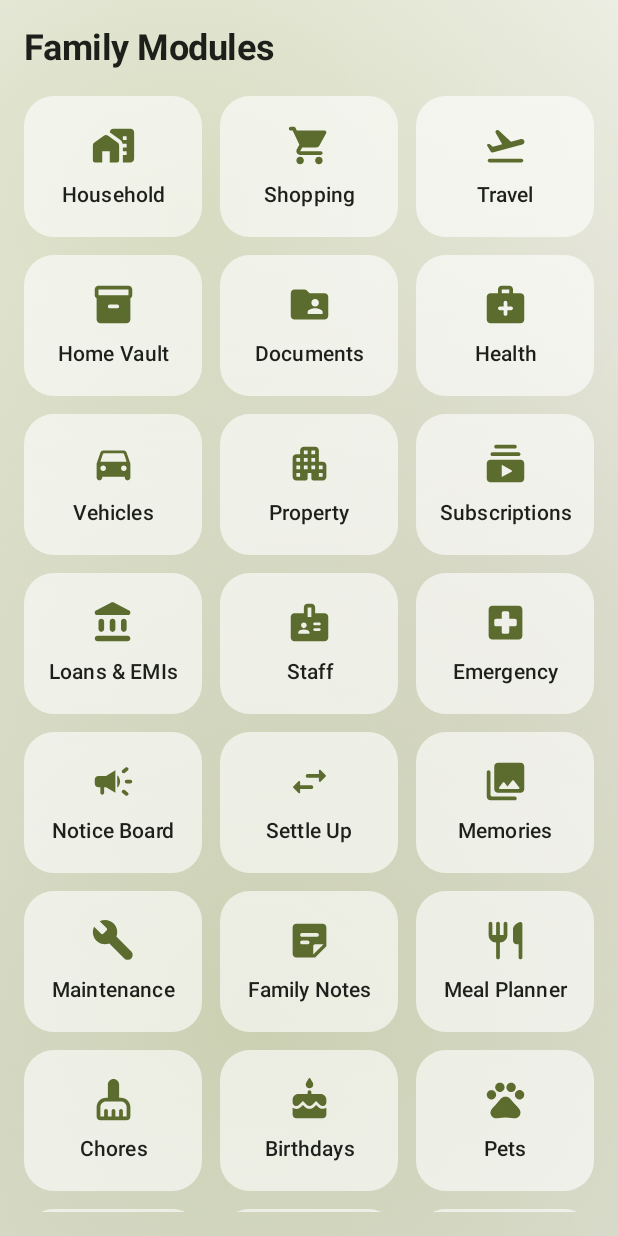
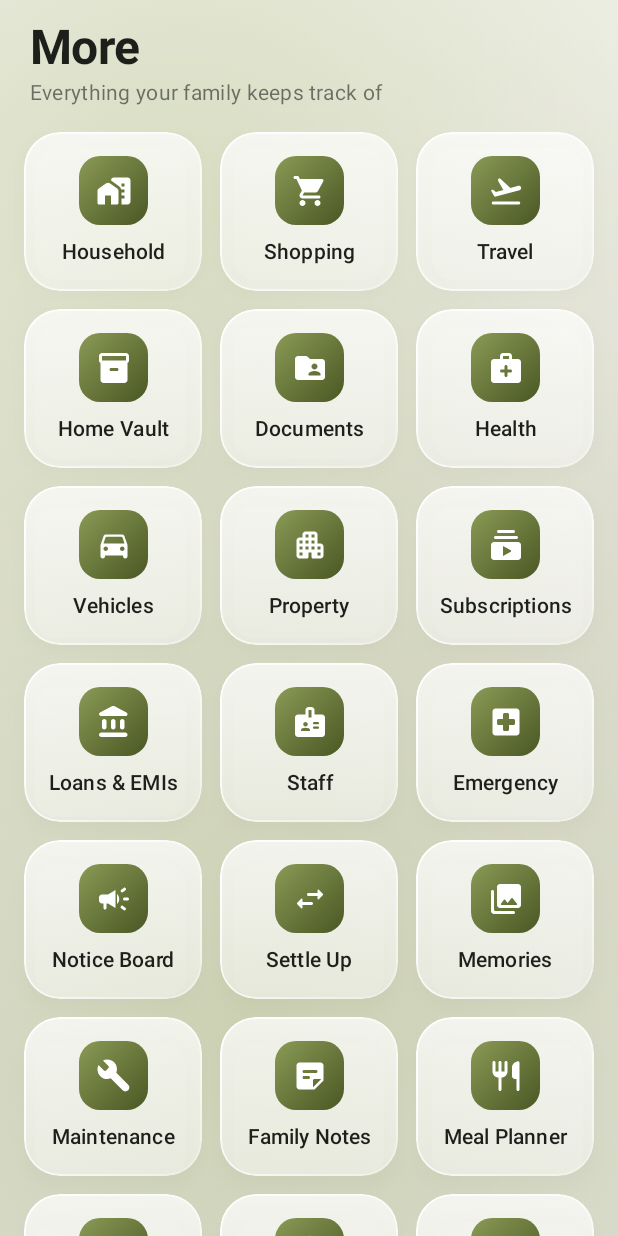
Before and after one commit to jeetsisotia/family-hub, an Android app built with Jetpack Compose: the composable MoreHubGrid shown on its own in the app's theme, after a tap on "Household", on a phone screen of 412 x 824 dp. Run offline under Robolectric (Android 15) with nearby library versions, the phone set to English and light mode, and no system bars; our stand-ins replace Firebase (no records; nobody signed in at launch, a user with empty details on screens opened directly).

Commit message:
Refactor MoreHubGrid layout and animations
Updated the MoreHubGrid composable to enhance UI elements and animations.

```diff
--- a/app/src/main/java/com/familyhub/app/ui/navigation/MainNavHost.kt
+++ b/app/src/main/java/com/familyhub/app/ui/navigation/MainNavHost.kt
@@ -3,12 +3,21 @@ package com.familyhub.app.ui.navigation
 import androidx.compose.foundation.layout.*
 import androidx.compose.foundation.lazy.grid.GridCells
 import androidx.compose.foundation.lazy.grid.LazyVerticalGrid
-import androidx.compose.foundation.lazy.grid.items
+import androidx.compose.foundation.lazy.grid.itemsIndexed
+import androidx.compose.animation.core.animateFloatAsState
+import androidx.compose.animation.core.spring
+import androidx.compose.foundation.background
+import androidx.compose.ui.draw.clip
+import androidx.compose.ui.graphics.Brush
+import androidx.compose.ui.graphics.Color
+import androidx.compose.ui.graphics.graphicsLayer
+import com.familyhub.app.core.theme.GlassCard
+import kotlinx.coroutines.delay
 import androidx.compose.foundation.shape.RoundedCornerShape
 import androidx.compose.material.icons.Icons
 import androidx.compose.material.icons.rounded.*
 import androidx.compose.material3.*
-import androidx.compose.runtime.Composable
+import androidx.compose.runtime.*
 import androidx.compose.ui.Alignment
 import androidx.compose.ui.Modifier
 import androidx.compose.ui.graphics.vector.ImageVector
@@ -39,34 +48,63 @@ val MoreDestinations: List<SecondaryDestination> =
 
 @Composable
 fun MoreHubGrid(onNavigate: (String) -> Unit) {
-    Column(modifier = Modifier.fillMaxSize().padding(16.dp)) {
+    Column(modifier = Modifier.fillMaxSize().padding(horizontal = 16.dp)) {
         Text(
-            text = "Family Modules",
-            style = MaterialTheme.typography.headlineSmall.copy(fontWeight = FontWeight.Bold),
-            modifier = Modifier.padding(bottom = 16.dp)
+            text = "More",
+            style = MaterialTheme.typography.headlineLarge,
+            modifier = Modifier.padding(top = 12.dp, start = 4.dp)
+        )
+        Text(
+            text = "Everything your family keeps track of",
+            style = MaterialTheme.typography.bodyMedium,
+            color = MaterialTheme.colorScheme.onBackground.copy(alpha = 0.6f),
+            modifier = Modifier.padding(start = 4.dp, bottom = 16.dp)
         )
         LazyVerticalGrid(
             columns = GridCells.Fixed(3),
             verticalArrangement = Arrangement.spacedBy(12.dp),
             horizontalArrangement = Arrangement.spacedBy(12.dp),
-            contentPadding = PaddingValues(bottom = 16.dp)
+            contentPadding = PaddingValues(bottom = 24.dp)
         ) {
-            items(MoreDestinations) { item ->
-                Card(
+            itemsIndexed(MoreDestinations) { index, item ->
+                // Tiles pop in one after another the first time the grid opens.
+                var shown by remember { mutableStateOf(false) }
+                LaunchedEffect(Unit) {
+                    delay(25L * index)
+                    shown = true
+                }
+                val appear by animateFloatAsState(
+                    targetValue = if (shown) 1f else 0f,
+                    animationSpec = spring(dampingRatio = 0.6f, stiffness = 380f),
+                    label = "tile"
+                )
+                GlassCard(
                     onClick = { onNavigate(item.route) },
-                    shape = RoundedCornerShape(20.dp),
-                    colors = CardDefaults.cardColors(containerColor = MaterialTheme.colorScheme.surface)
+                    shape = RoundedCornerShape(24.dp),
+                    modifier = Modifier.graphicsLayer {
+                        alpha = appear.coerceIn(0f, 1f)
+                        scaleX = 0.85f + 0.15f * appear
+                        scaleY = 0.85f + 0.15f * appear
+                    }
                 ) {
                     Column(
-                        modifier = Modifier.fillMaxWidth().padding(vertical = 18.dp, horizontal = 6.dp),
+                        modifier = Modifier.fillMaxWidth().padding(vertical = 16.dp, horizontal = 6.dp),
                         horizontalAlignment = Alignment.CenterHorizontally
                     ) {
-                        Icon(
-                            imageVector = item.icon,
-                            contentDescription = item.title,
-                            tint = MaterialTheme.colorScheme.primary,
-                            modifier = Modifier.size(30.dp)
-                        )
+                        Box(
+                            modifier = Modifier
+                                .size(46.dp)
+                                .clip(RoundedCornerShape(14.dp))
+                                .background(Brush.linearGradient(listOf(Color(0xFF8A9A55), Color(0xFF4A5724)))),
+                            contentAlignment = Alignment.Center
+                        ) {
+                            Icon(
+                                imageVector = item.icon,
+                                contentDescription = null,
+                                tint = Color.White,
+                                modifier = Modifier.size(24.dp)
+                            )
+                        }
                         Spacer(modifier = Modifier.height(8.dp))
                         Text(
                             text = item.title,
```
